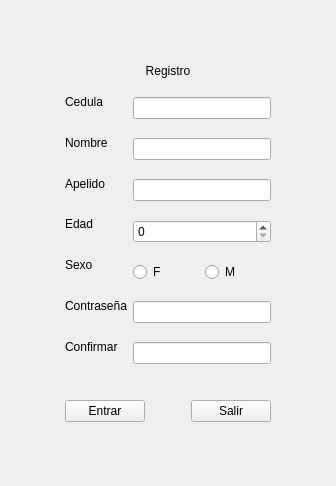
The window that tax_system/registro.ui (PR2-2018-Sec2/Project-Pr2) describes before a commit, drawn with Qt 5.
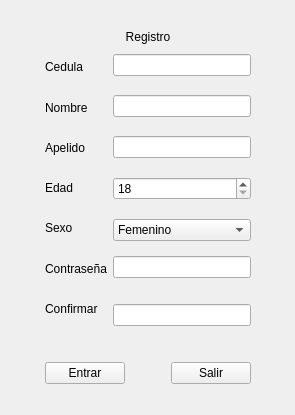
The same window after the commit.

```diff
--- a/tax_system/registro.ui
+++ b/tax_system/registro.ui
@@ -6,8 +6,8 @@
    <rect>
     <x>0</x>
     <y>0</y>
-    <width>336</width>
-    <height>486</height>
+    <width>295</width>
+    <height>415</height>
    </rect>
   </property>
   <property name="windowTitle">
@@ -123,7 +123,7 @@
                  <property name="sizeHint" stdset="0">
                   <size>
                    <width>138</width>
-                   <height>13</height>
+                   <height>4</height>
                   </size>
                  </property>
                 </spacer>
@@ -177,7 +177,14 @@
                 </spacer>
                </item>
                <item>
-                <widget class="QSpinBox" name="spinBox_edad"/>
+                <widget class="QSpinBox" name="spinBox_edad">
+                 <property name="minimum">
+                  <number>18</number>
+                 </property>
+                 <property name="maximum">
+                  <number>110</number>
+                 </property>
+                </widget>
                </item>
                <item>
                 <spacer name="verticalSpacer_6">
@@ -193,22 +200,21 @@
                 </spacer>
                </item>
                <item>
-                <layout class="QHBoxLayout" name="horizontalLayout">
+                <widget class="QComboBox" name="comboBox_sexo">
                  <item>
-                  <widget class="QRadioButton" name="radioButton_femenino">
                    <property name="text">
-                    <string>F</string>
-                   </property>
-                  </widget>
+                   <string>Femenino</string>
+                  </property>
                  </item>
                  <item>
-                  <widget class="QRadioButton" name="radioButton_masculino">
                    <property name="text">
-                    <string>M</string>
-                   </property>
-                  </widget>
-                 </item>
-                </layout>
+                   <string>Masculino</string>
+                  </property>
+                 </item>
+                </widget>
+               </item>
+               <item>
+                <layout class="QHBoxLayout" name="horizontalLayout"/>
                </item>
                <item>
                 <spacer name="verticalSpacer_5">
@@ -218,7 +224,7 @@
                  <property name="sizeHint" stdset="0">
                   <size>
                    <width>138</width>
-                   <height>13</height>
+                   <height>9</height>
                   </size>
                  </property>
                 </spacer>
@@ -234,7 +240,7 @@
                  <property name="sizeHint" stdset="0">
                   <size>
                    <width>138</width>
-                   <height>13</height>
+                   <height>20</height>
                   </size>
                  </property>
                 </spacer>
```
Lines whose indentation alone changed are shown as unchanged.
